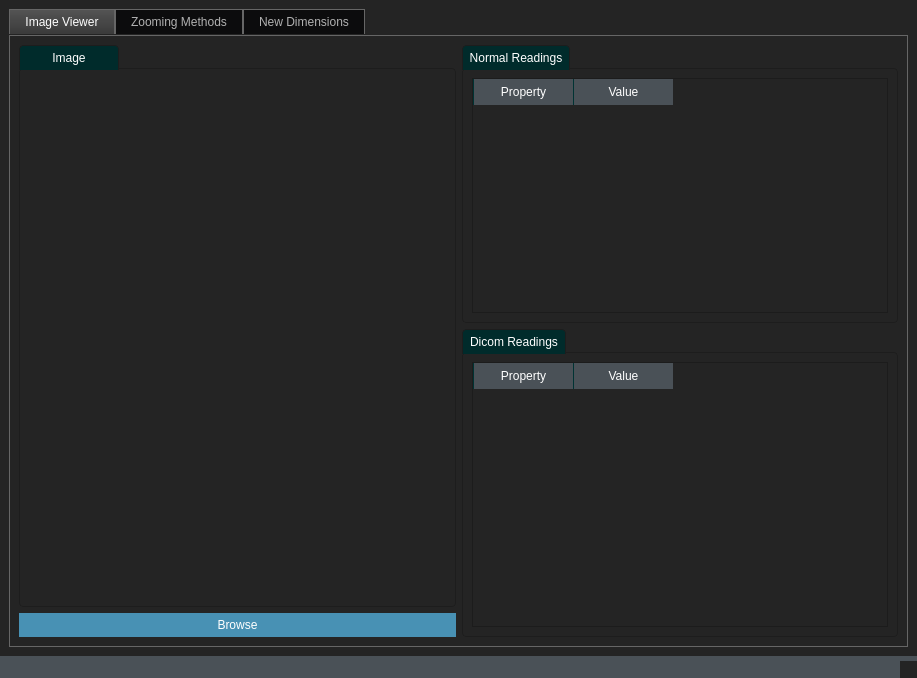
The window that Task2222.ui (DanielRafik/Image-Viewer) describes before a commit, drawn with Qt 5.
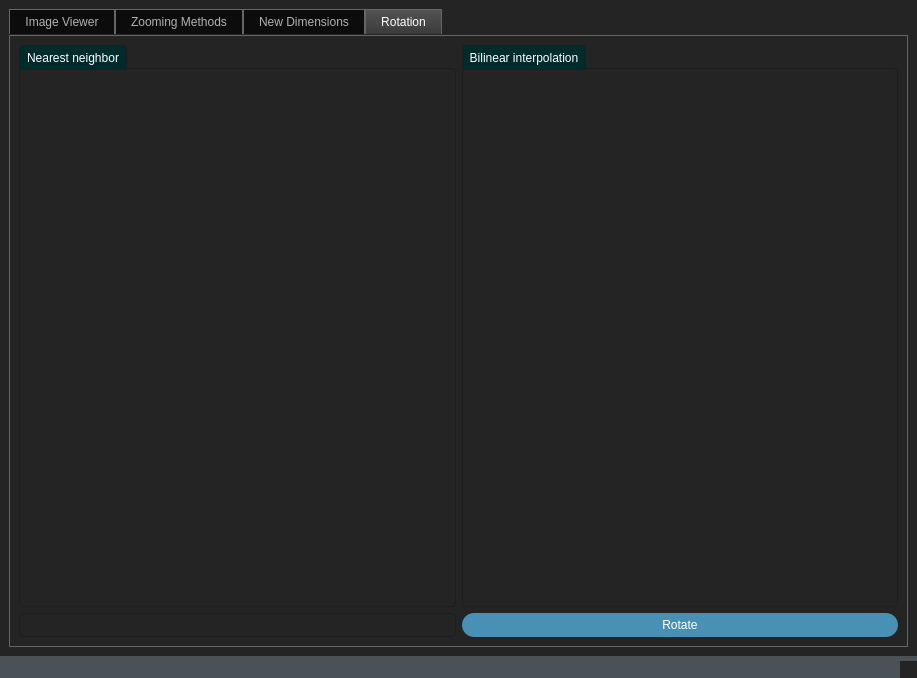
The same window after the commit. Icons and pictures are not drawn.

What changed in the file:
```diff
--- a/Task2222.ui
+++ b/Task2222.ui
@@ -180,7 +180,7 @@
 	background-color: #4891b4;
 	color: #fff;
 	min-width: 80px;
-	border-radius: 13px;
+	border-radius: 12px;
 	padding: 5px;
 
 }
@@ -1087,7 +1087,7 @@
     <item row="0" column="0">
      <widget class="QTabWidget" name="tabWidget">
       <property name="currentIndex">
-       <number>0</number>
+       <number>3</number>
       </property>
       <property name="elideMode">
        <enum>Qt::ElideMiddle</enum>
@@ -1277,6 +1277,78 @@
         </item>
        </layout>
       </widget>
+      <widget class="QWidget" name="tab_4">
+       <attribute name="title">
+        <string>Rotation</string>
+       </attribute>
+       <layout class="QGridLayout" name="gridLayout_11">
+        <item row="0" column="0">
+         <widget class="QGroupBox" name="groupBox_5">
+          <property name="title">
+           <string>Nearest neighbor</string>
+          </property>
+          <layout class="QGridLayout" name="gridLayout_12">
+           <item row="0" column="0">
+            <widget class="QLabel" name="Nearest_Neighbor_rotation_label">
+             <property name="text">
+              <string/>
+             </property>
+             <property name="scaledContents">
+              <bool>true</bool>
+             </property>
+            </widget>
+           </item>
+          </layout>
+         </widget>
+        </item>
+        <item row="0" column="1">
+         <widget class="QGroupBox" name="groupBox_8">
+          <property name="title">
+           <string>Bilinear interpolation</string>
+          </property>
+          <widget class="QLabel" name="Bilinear_rotation_label">
+           <property name="geometry">
+            <rect>
+             <x>10</x>
+             <y>30</y>
+             <width>421</width>
+             <height>521</height>
+            </rect>
+           </property>
+           <property name="text">
+            <string/>
+           </property>
+           <property name="scaledContents">
+            <bool>true</bool>
+           </property>
+          </widget>
+         </widget>
+        </item>
+        <item row="1" column="0">
+         <widget class="QLineEdit" name="lineEdit">
+          <property name="sizePolicy">
+           <sizepolicy hsizetype="Preferred" vsizetype="Fixed">
+            <horstretch>0</horstretch>
+            <verstretch>0</verstretch>
+           </sizepolicy>
+          </property>
+         </widget>
+        </item>
+        <item row="1" column="1">
+         <widget class="QPushButton" name="Rotate_Button">
+          <property name="sizePolicy">
+           <sizepolicy hsizetype="Preferred" vsizetype="Fixed">
+            <horstretch>0</horstretch>
+            <verstretch>0</verstretch>
+           </sizepolicy>
+          </property>
+          <property name="text">
+           <string>Rotate</string>
+          </property>
+         </widget>
+        </item>
+       </layout>
+      </widget>
      </widget>
     </item>
    </layout>
```
